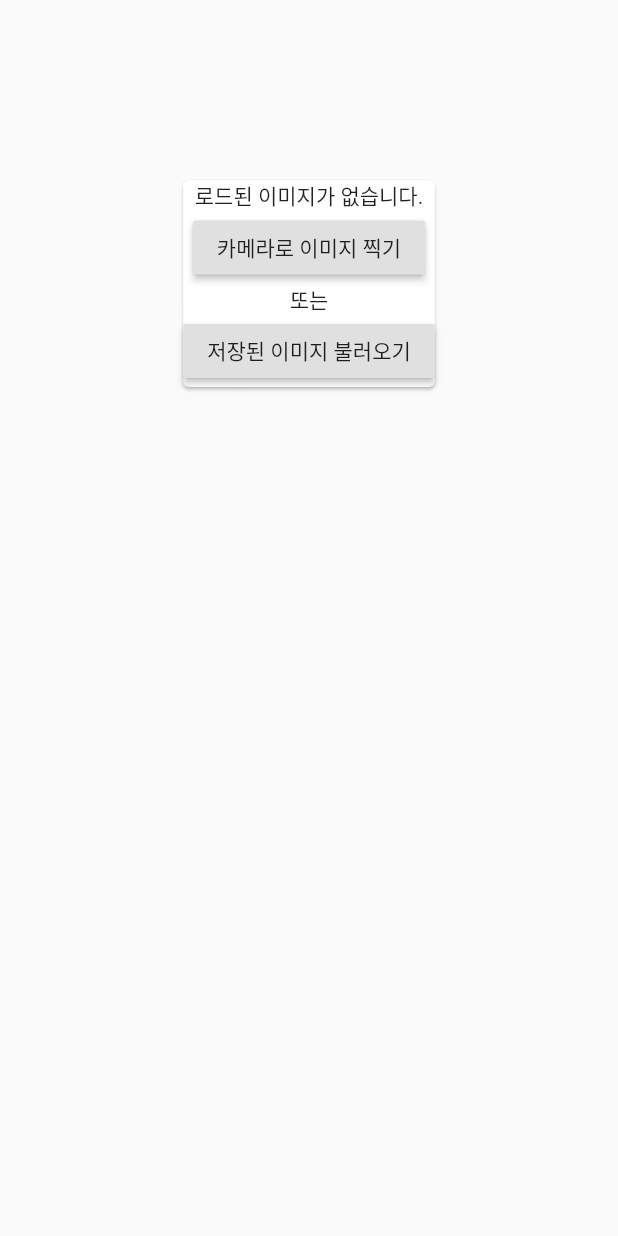
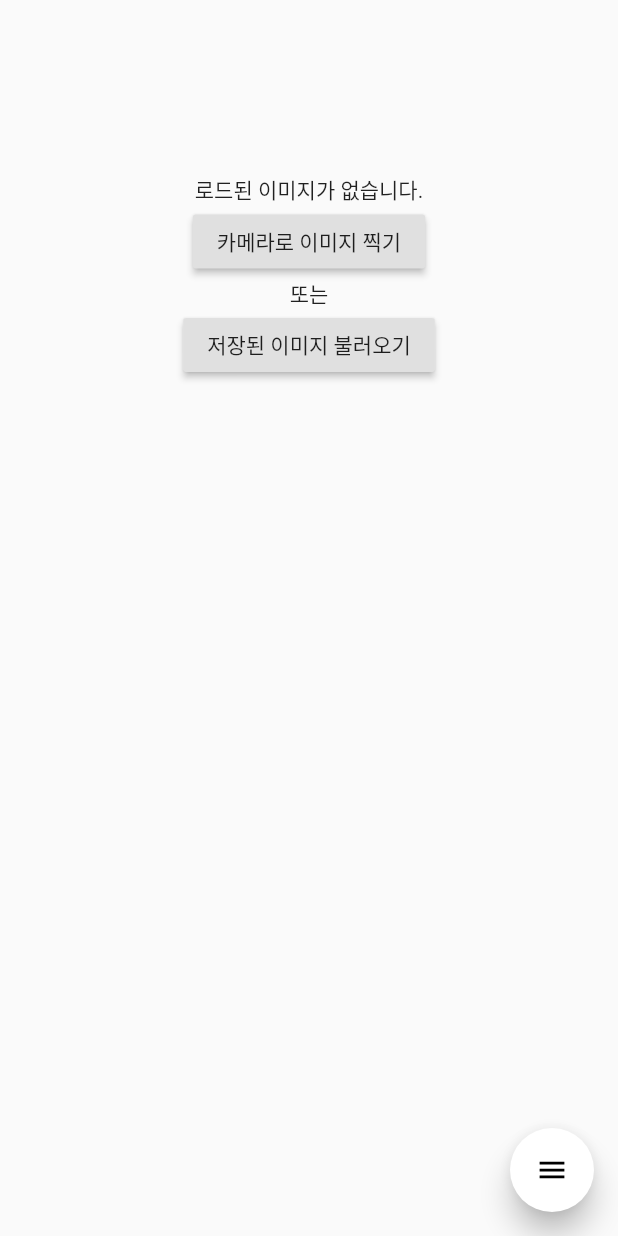
Before and after one commit to fred16157/OCR-scanner, a Flutter app: the screen it shows after launch, on a phone screen of 412 x 824 dp. Run offline on Flutter 3.47's test engine with Material 2 defaults, Android fonts, the phone set to English and light mode, and no system bars; drawn by our look-alikes of flutter_speed_dial; our stand-ins replace image_picker; missing offline and left inert: firebase_ml_vision; accounts and stored records are empty.

Commit message:
ui 수정

```diff
--- a/lib/main.dart
+++ b/lib/main.dart
@@ -2,6 +2,7 @@ import 'dart:io';
 
 import 'package:flutter/material.dart';
 import 'package:flutter/services.dart';
+import 'package:flutter_speed_dial/flutter_speed_dial.dart';
 
 import 'package:image_picker/image_picker.dart';
 import 'package:firebase_ml_vision/firebase_ml_vision.dart';
@@ -25,11 +26,11 @@ class MyHomePage extends StatefulWidget {
   _MyHomePageState createState() => _MyHomePageState();
 }
 
-class _MyHomePageState extends State<MyHomePage> {
+class _MyHomePageState extends State<MyHomePage> with TickerProviderStateMixin {
   File pickedImage;
   ImagePicker _picker = ImagePicker();
   bool imageLoaded = false;
-
+  VisionText visionText;
   @override
   void initState() {
     super.initState();
@@ -44,8 +45,8 @@ class _MyHomePageState extends State<MyHomePage> {
     });
     FirebaseVisionImage visionImage = FirebaseVisionImage.fromFile(pickedImage);
     TextRecognizer textRecognizer = FirebaseVision.instance.textRecognizer();
-    VisionText visionText = await textRecognizer.processImage(visionImage);
-
+    visionText = await textRecognizer.processImage(visionImage);
+    setState(() {});
     for (TextBlock block in visionText.blocks) {
       for (TextLine line in block.lines) {
         for (TextElement word in line.elements) {
@@ -68,8 +69,8 @@ class _MyHomePageState extends State<MyHomePage> {
     });
     FirebaseVisionImage visionImage = FirebaseVisionImage.fromFile(pickedImage);
     TextRecognizer textRecognizer = FirebaseVision.instance.textRecognizer();
-    VisionText visionText = await textRecognizer.processImage(visionImage);
-
+    visionText = await textRecognizer.processImage(visionImage);
+    setState(() {});
     for (TextBlock block in visionText.blocks) {
       for (TextLine line in block.lines) {
         for (TextElement word in line.elements) {
@@ -101,15 +102,16 @@ class _MyHomePageState extends State<MyHomePage> {
                         ],
                       ),
                       margin: EdgeInsets.fromLTRB(0, 0, 0, 8),
-                    child: Image.file(
+                      child: Stack(children: <Widget>[
+                        Image.file(
                           pickedImage,
                           fit: BoxFit.cover,
                         ),
+                      ],)
                     ))
                   : Center(
                       child: Padding(
                       padding: const EdgeInsets.all(16.0),
-                    child: Card(
                       child: Column(
                           children: <Widget>[
                             Text("로드된 이미지가 없습니다."),
@@ -129,14 +131,15 @@ class _MyHomePageState extends State<MyHomePage> {
                           ],
                         ),
                       ),
-                  )),
+                    ),
             ],
           ),
-        Positioned(
-          bottom: 0.0,
+          _buildResults(visionText),
+          Positioned.fill(
+            child: Align(
+              alignment: Alignment.bottomCenter,
               child: Container(
-            alignment: Alignment.bottomCenter,
-            height: 120,
+                height: 200,
                 width: double.maxFinite,
                 child: imageLoaded
                     ? GestureDetector(
@@ -144,8 +147,10 @@ class _MyHomePageState extends State<MyHomePage> {
                           Navigator.push(
                               context,
                               PageRouteBuilder(
-                              transitionDuration: Duration(milliseconds: 500),
-                              pageBuilder: (_, __, ___) => TextViewerPage()));
+                                  transitionDuration:
+                                      Duration(milliseconds: 500),
+                                  pageBuilder: (_, __, ___) =>
+                                      TextViewerPage()));
                         },
                         child: Hero(
                           tag: "transition-target",
@@ -164,8 +169,104 @@ class _MyHomePageState extends State<MyHomePage> {
                     : Container(),
               ),
             ),
+          )
         ],
-    ));
+      ),
+      floatingActionButton: SpeedDial(
+        animatedIcon: AnimatedIcons.menu_close,
+        animatedIconTheme: IconThemeData(size: 22.0),
+        curve: Curves.bounceIn,
+        overlayColor: Colors.black,
+        overlayOpacity: 0.5,
+        onOpen: () => print('OPENING DIAL'),
+        onClose: () => print('DIAL CLOSED'),
+        tooltip: 'Speed Dial',
+        heroTag: 'speed-dial-hero-tag',
+        backgroundColor: Colors.white,
+        foregroundColor: Colors.black,
+        elevation: 8.0,
+        shape: CircleBorder(),
+        children: [
+          SpeedDialChild(
+              child: Icon(Icons.folder),
+              backgroundColor: Colors.red,
+              label: '저장된 이미지 가져오기',
+              labelStyle: TextStyle(fontSize: 18.0),
+              onTap: () async => await pickImage()),
+          SpeedDialChild(
+              child: Icon(Icons.camera_alt),
+              backgroundColor: Colors.blue,
+              label: '카메라로 이미지 찍기',
+              labelStyle: TextStyle(fontSize: 18.0),
+              onTap: () async => await getCameraImage()),
+        ],
+      ),
+    );
+  }
+
+  Widget _buildResults(VisionText scanResults) {
+    CustomPainter painter;
+    if (scanResults != null) {
+      var decodedImage = Image.file(pickedImage);
+      final Size imageSize = Size(
+        decodedImage.width.toDouble(),
+        decodedImage.height.toDouble(),
+      );
+      painter = TextDetectorPainter(imageSize, scanResults);
+
+      return CustomPaint(
+        painter: painter,
+      );
+    } else {
+      return Container();
+    }
+  }
+}
+
+class TextDetectorPainter extends CustomPainter {
+  TextDetectorPainter(this.absoluteImageSize, this.visionText);
+
+  final Size absoluteImageSize;
+  final VisionText visionText;
+
+  @override
+  void paint(Canvas canvas, Size size) {
+    final double scaleX = size.width / absoluteImageSize.width;
+    final double scaleY = size.height / absoluteImageSize.height;
+
+    Rect scaleRect(TextContainer container) {
+      return Rect.fromLTRB(
+        container.boundingBox.left * scaleX,
+        container.boundingBox.top * scaleY,
+        container.boundingBox.right * scaleX,
+        container.boundingBox.bottom * scaleY,
+      );
+    }
+
+    final Paint paint = Paint()
+      ..style = PaintingStyle.stroke
+      ..strokeWidth = 2.0;
+
+    for (TextBlock block in visionText.blocks) {
+      for (TextLine line in block.lines) {
+        for (TextElement element in line.elements) {
+          paint.color = Colors.green;
+          canvas.drawRect(scaleRect(element), paint);
+        }
+
+        paint.color = Colors.yellow;
+        canvas.drawRect(scaleRect(line), paint);
+      }
+
+      paint.color = Colors.red;
+      canvas.drawRect(scaleRect(block), paint);
+    }
+  }
+
+  @override
+  bool shouldRepaint(TextDetectorPainter oldDelegate) {
+    return oldDelegate.absoluteImageSize != absoluteImageSize ||
+        oldDelegate.visionText != visionText;
   }
 }
 
--- a/pubspec.yaml
+++ b/pubspec.yaml
@@ -26,6 +26,7 @@ dependencies:
   image_picker: ^0.6.7+4
   firebase_core: ^0.2.5
   firebase_ml_vision: ^0.9.5
+  flutter_speed_dial: 1.2.5
 
 dev_dependencies:
   flutter_test:
```
Also changed, not shown: pubspec.lock. Lines whose indentation alone changed are shown as unchanged.
